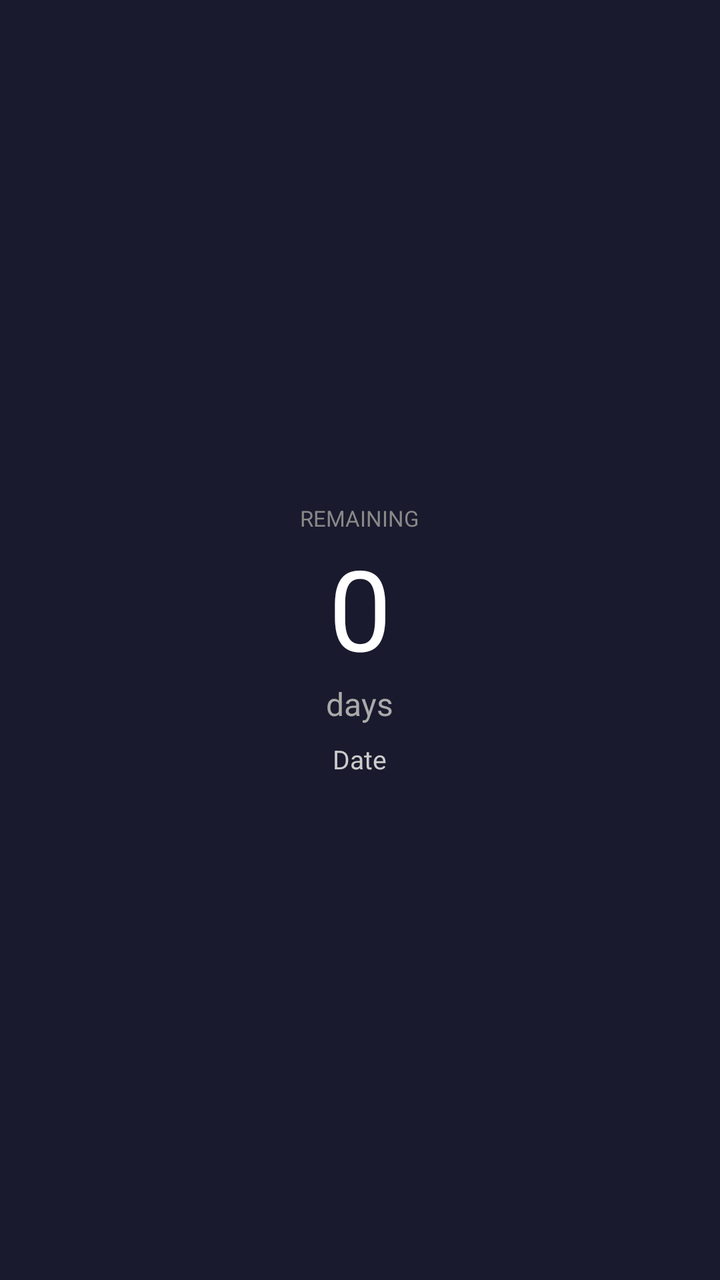
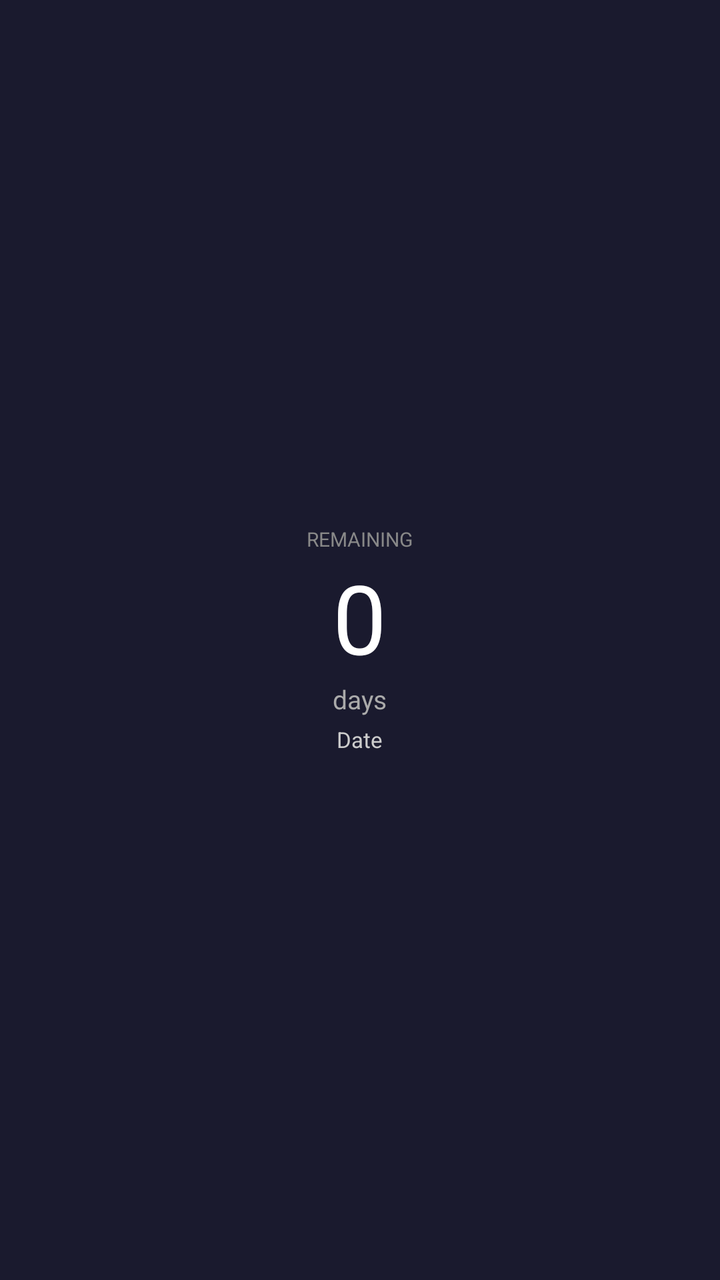

Before-and-after screenshots of an Android layout around one commit, followed by the original layout XML and the change that was made.
<!-- AndroidManifest.xml: application theme Theme.DaysUntil -->
<!-- res/layout/widget_layout.xml -->
<?xml version="1.0" encoding="utf-8"?>
<LinearLayout xmlns:android="http://schemas.android.com/apk/res/android"
    android:id="@+id/widgetContainer"
    android:layout_width="match_parent"
    android:layout_height="match_parent"
    android:orientation="vertical"
    android:gravity="center"
    android:background="#FF1A1A2E"
    android:padding="16dp">

    <TextView
        android:id="@+id/widgetLabel"
        android:layout_width="wrap_content"
        android:layout_height="wrap_content"
        android:text="REMAINING"
        android:textSize="11sp"
        android:textColor="#FF888888" />

    <TextView
        android:id="@+id/widgetDays"
        android:layout_width="wrap_content"
        android:layout_height="wrap_content"
        android:text="0"
        android:textSize="56sp"
        android:textColor="#FFFFFFFF" />

    <TextView
        android:id="@+id/widgetDaysLabel"
        android:layout_width="wrap_content"
        android:layout_height="wrap_content"
        android:text="days"
        android:textSize="16sp"
        android:textColor="#FFAAAAAA" />

    <TextView
        android:id="@+id/widgetDate"
        android:layout_width="wrap_content"
        android:layout_height="wrap_content"
        android:text="Date"
        android:textSize="13sp"
        android:textColor="#FFCCCCCC"
        android:layout_marginTop="8dp" />

</LinearLayout>
<!-- resources referenced by this layout -->
<resources>
  <style name="Theme.DaysUntil" parent="Theme.Material3.DayNight.NoActionBar">
          <item name="colorPrimary">@color/purple_500</item>
          <item name="colorPrimaryVariant">@color/purple_700</item>
          <item name="colorOnPrimary">@color/white</item>
          <item name="android:statusBarColor">@color/purple_700</item>
      </style>
  <color name="purple_500">#FF6750A4</color>
  <color name="purple_700">#FF6750A4</color>
  <color name="white">#FFFFFFFF</color>
</resources>

<!-- the commit's change to res/layout/widget_layout.xml (unified diff, before → after) -->
@@ -6,22 +6,24 @@
     android:orientation="vertical"
     android:gravity="center"
     android:background="#FF1A1A2E"
-    android:padding="16dp">
+    android:padding="12dp">
 
     <TextView
         android:id="@+id/widgetLabel"
         android:layout_width="wrap_content"
         android:layout_height="wrap_content"
         android:text="REMAINING"
-        android:textSize="11sp"
-        android:textColor="#FF888888" />
+        android:textSize="10sp"
+        android:textColor="#FF888888"
+        android:maxLines="1"
+        android:ellipsize="end" />
 
     <TextView
         android:id="@+id/widgetDays"
         android:layout_width="wrap_content"
         android:layout_height="wrap_content"
         android:text="0"
-        android:textSize="56sp"
+        android:textSize="48sp"
         android:textColor="#FFFFFFFF" />
 
     <TextView
@@ -29,7 +31,7 @@
         android:layout_width="wrap_content"
         android:layout_height="wrap_content"
         android:text="days"
-        android:textSize="16sp"
+        android:textSize="13sp"
         android:textColor="#FFAAAAAA" />
 
     <TextView
@@ -37,8 +39,8 @@
         android:layout_width="wrap_content"
         android:layout_height="wrap_content"
         android:text="Date"
-        android:textSize="13sp"
+        android:textSize="11sp"
         android:textColor="#FFCCCCCC"
-        android:layout_marginTop="8dp" />
+        android:layout_marginTop="4dp" />
 
 </LinearLayout>
